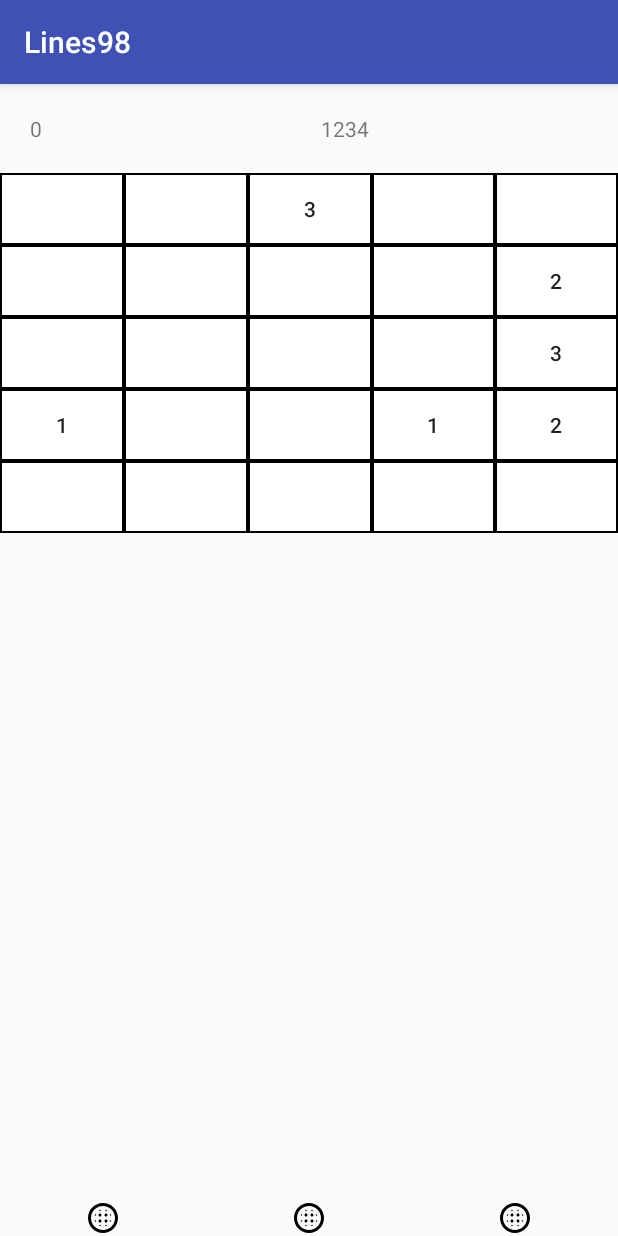
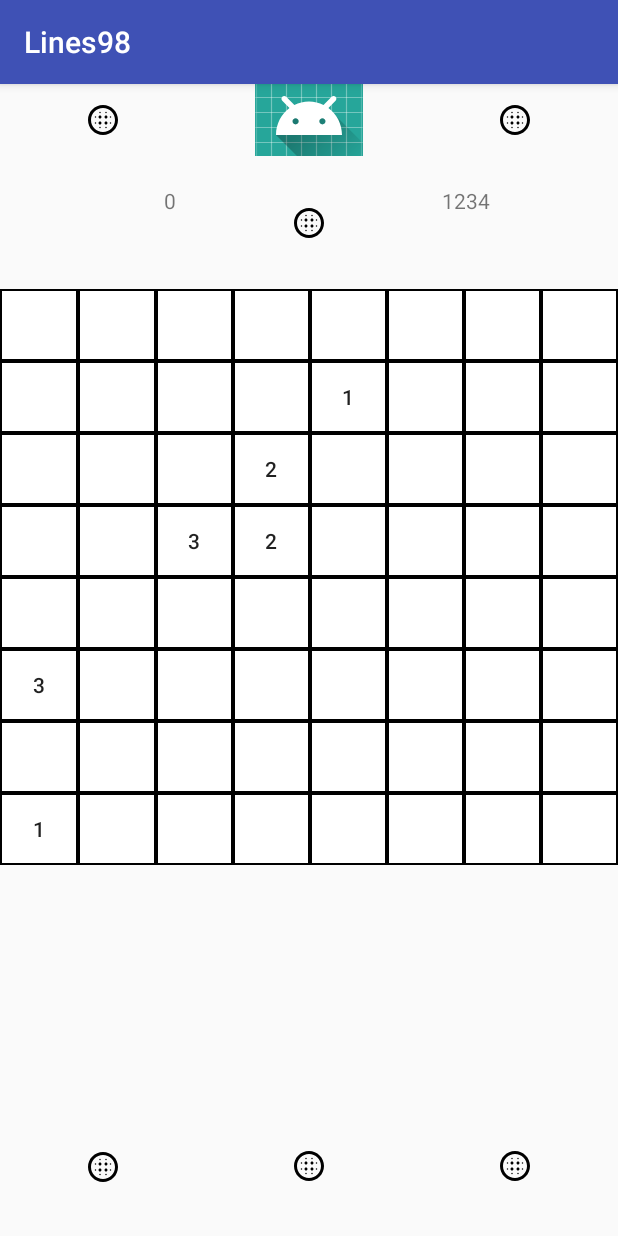
Before and after one commit to IgorAnohin/Lines98, an Android app: the screen it shows after launch (MainActivity), on a phone screen of 412 x 824 dp. Run offline under Robolectric (Android 15) with nearby library versions, the phone set to English and light mode, and no system bars; 2 statements that could not run were skipped.

Commit message:
MainActivity: remove dedundant toast and change items 5->8 3->5

```diff
--- a/app/src/main/java/test/lines/undeground/lines98/MainActivity.kt
+++ b/app/src/main/java/test/lines/undeground/lines98/MainActivity.kt
@@ -13,6 +13,7 @@ import org.jetbrains.anko.textColor
 import org.jetbrains.anko.toast
 
 class ButtonManager(val button: Button, var color: Int = Color.WHITE, private var _hinted: Boolean = false) {
+
     var hinted: Boolean
         get() = _hinted
         set(value) {
@@ -31,9 +32,9 @@ class MainActivity : AppCompatActivity() {
 
     val buttonsManagersList = arrayListOf<ButtonManager>()
     var hintedValuesForNextStep = arrayListOf<Int>()
-    private val ITEMS_IN_ROW = 5
+    private val ITEMS_IN_ROW = 8
     private val CREATED_ITEMS_PER_STEP = 3
-    private val SIMILAR_ITEMS_TO_CLEAR = 3
+    private val SIMILAR_ITEMS_TO_CLEAR = 5
 
     override fun onCreate(savedInstanceState: Bundle?) {
         super.onCreate(savedInstanceState)
@@ -290,8 +291,6 @@ class MainActivity : AppCompatActivity() {
                                 leftDownTableIndex += (ITEMS_IN_ROW - 1)
                             }
 
-                            toast((rightUpTableIndex..leftDownTableIndex step ITEMS_IN_ROW-1).toString())
-
                             var similarItems = 0
                             var clearingRightLeftDiagRange : IntProgression = IntRange.EMPTY
                             var firstSimilarItem = -1
--- a/app/src/main/res/layout/activity_main.xml
+++ b/app/src/main/res/layout/activity_main.xml
@@ -6,30 +6,68 @@
     android:layout_height="match_parent"
     tools:context="test.lines.undeground.lines98.MainActivity">
 
-    <RelativeLayout
+    <LinearLayout
         android:layout_width="match_parent"
         android:layout_height="match_parent"
-        android:orientation="vertical">
+        android:orientation="vertical"
+        android:weightSum="4">
+        <LinearLayout
+            android:layout_width="match_parent"
+            android:layout_height="match_parent"
+            android:orientation="horizontal"
+            android:layout_weight="1.25"
+            android:layout_gravity="center"
+            android:gravity="center"
+            android:weightSum="3">
+            <ImageView
+                android:layout_width="match_parent"
+                android:layout_height="match_parent"
+                android:scaleType="center"
+                android:src="@drawable/ic_blur_circular_black_24dp"
+                android:layout_weight="1"/>
+            <ImageView
+                android:layout_width="match_parent"
+                android:layout_height="wrap_content"
+                android:scaleType="center"
+                android:src="@mipmap/ic_launcher"
+                android:layout_weight="1"/>
+            <ImageView
+                android:layout_width="match_parent"
+                android:layout_height="wrap_content"
+                android:scaleType="center"
+                android:src="@drawable/ic_blur_circular_black_24dp"
+                android:layout_weight="1"/>
+        </LinearLayout>
 
         <LinearLayout
             android:id="@+id/scores"
             android:layout_width="match_parent"
-            android:layout_height="wrap_content"
+            android:layout_height="match_parent"
             android:orientation="horizontal"
-            android:weightSum="2">
+            android:layout_weight="1.18"
+            android:weightSum="3">
 
             <TextView
                 android:id="@+id/current_score"
-                android:layout_width="wrap_content"
-                android:layout_height="wrap_content"
+                android:layout_width="match_parent"
+                android:layout_height="match_parent"
+                android:textAlignment="viewEnd"
                 android:layout_weight="1"
                 android:padding="20dp"
                 android:text="0" />
 
+            <ImageView
+                android:layout_width="match_parent"
+                android:layout_height="match_parent"
+                android:scaleType="center"
+                android:src="@drawable/ic_blur_circular_black_24dp"
+                android:layout_weight="1"/>
+
             <TextView
                 android:id="@+id/best_score"
-                android:layout_width="wrap_content"
-                android:layout_height="wrap_content"
+                android:layout_width="match_parent"
+                android:layout_height="match_parent"
+                android:textAlignment="viewStart"
                 android:layout_weight="1"
                 android:padding="20dp"
                 android:text="1234" />
@@ -37,38 +75,40 @@
 
         <TableLayout
             android:id="@+id/buttons"
-            android:layout_below="@+id/scores"
             android:layout_width="match_parent"
-            android:layout_height="wrap_content">
+            android:layout_height="match_parent"
+            android:layout_weight="0.4">
         </TableLayout>
 
         <LinearLayout
             android:layout_width="match_parent"
-            android:layout_height="wrap_content"
+            android:layout_height="match_parent"
             android:orientation="horizontal"
-            android:weightSum="3"
-            android:layout_alignParentBottom="true">
+            android:layout_weight="1.17"
+            android:layout_gravity="center"
+            android:gravity="center"
+            android:weightSum="3">
             <ImageView
-                android:layout_weight="1"
-                android:layout_width="fill_parent"
-                android:layout_height="fill_parent"
+                android:layout_width="match_parent"
+                android:layout_height="match_parent"
                 android:scaleType="center"
-                android:src="@drawable/ic_blur_circular_black_24dp"/>
+                android:src="@drawable/ic_blur_circular_black_24dp"
+                android:layout_weight="1"/>
             <ImageView
-                android:layout_weight="1"
-                android:layout_width="fill_parent"
-                android:layout_height="fill_parent"
+                android:layout_width="match_parent"
+                android:layout_height="wrap_content"
                 android:scaleType="center"
-                android:src="@drawable/ic_blur_circular_black_24dp"/>
+                android:src="@drawable/ic_blur_circular_black_24dp"
+                android:layout_weight="1"/>
             <ImageView
-                android:layout_weight="1"
-                android:layout_width="fill_parent"
-                android:layout_height="fill_parent"
+                android:layout_width="match_parent"
+                android:layout_height="wrap_content"
                 android:scaleType="center"
-                android:src="@drawable/ic_blur_circular_black_24dp"/>
+                android:src="@drawable/ic_blur_circular_black_24dp"
+                android:layout_weight="1"/>
         </LinearLayout>
 
 
-    </RelativeLayout>
+    </LinearLayout>
 
 </android.support.constraint.ConstraintLayout>
```
